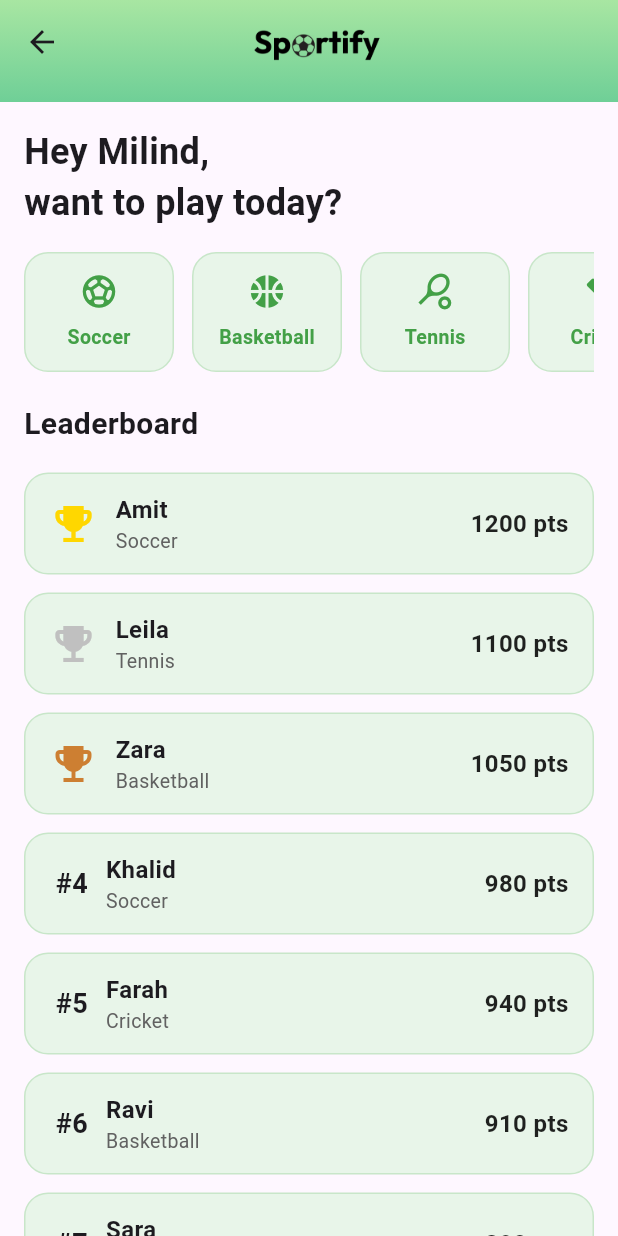
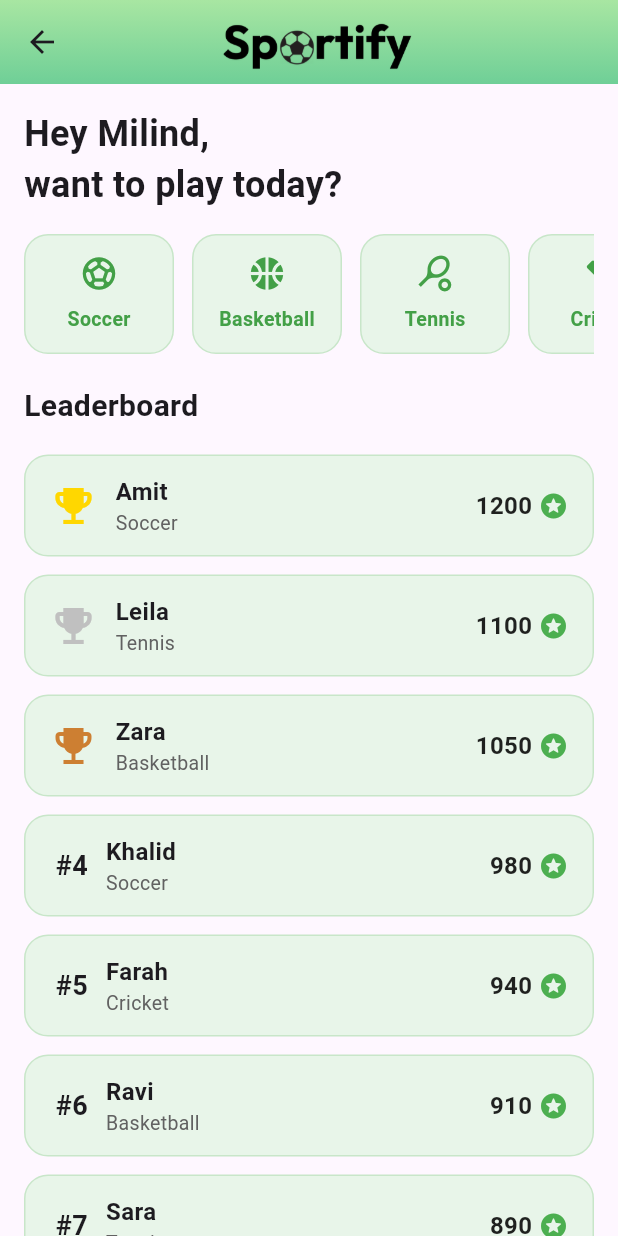
Before and after one commit to m-GDEV/Sportify, a Flutter app: the HomeScreen screen opened directly, on a phone screen of 412 x 824 dp. Run offline on Flutter 3.47's test engine with Material 3 defaults, Android fonts, the phone set to English and light mode, and no system bars; our stand-ins replace firebase_auth, firebase_core, google_generative_ai; accounts and stored records are empty.

Commit message:
small ui changes

```diff
--- a/lib/main.dart
+++ b/lib/main.dart
@@ -10,7 +10,7 @@ import 'screens/profile_page.dart';
 import 'package:firebase_auth/firebase_auth.dart';
 import 'package:firebase_core/firebase_core.dart';
 import 'firebase_options.dart';
-import 'util/api_keys.dart';
+// import 'util/api_keys.dart';
 
 void main() async {
   WidgetsFlutterBinding.ensureInitialized();
@@ -36,7 +36,7 @@ class MyApp extends StatelessWidget {
 }
 
 class MyAppState extends ChangeNotifier {
-  var model = GenerativeModel(model: 'gemini-2.0-flash', apiKey: GEMINI_KEY);
+  var model = GenerativeModel(model: 'gemini-2.0-flash', apiKey: 'tspmo');
 }
 
 class MainNavigation extends StatefulWidget {
--- a/lib/screens/game_screen.dart
+++ b/lib/screens/game_screen.dart
@@ -66,7 +66,7 @@ Widget build(BuildContext context) {
 
   return Scaffold(
         appBar: PreferredSize(
-  preferredSize: const Size.fromHeight(kToolbarHeight + 12),
+  preferredSize: const Size.fromHeight(kToolbarHeight),
   child: Container(
     decoration: const BoxDecoration(
       gradient: LinearGradient(
--- a/lib/screens/home_screen.dart
+++ b/lib/screens/home_screen.dart
@@ -38,7 +38,7 @@ class _HomeScreenState extends State<HomeScreen> {
   Widget build(BuildContext context) {
     return Scaffold(
       appBar: PreferredSize(
-        preferredSize: const Size.fromHeight(kToolbarHeight + 12),
+        preferredSize: const Size.fromHeight(kToolbarHeight),
         child: Container(
           decoration: const BoxDecoration(
             gradient: LinearGradient(
@@ -60,7 +60,7 @@ class _HomeScreenState extends State<HomeScreen> {
                 const SizedBox(width: 10),
                 Image.asset(
                   'lib/assets/Sportify_logo.png',
-                  height: 40,
+                  height: 60,
                 ),
               ],
             ),
--- a/lib/screens/profile_page.dart
+++ b/lib/screens/profile_page.dart
@@ -7,7 +7,7 @@ class ProfilePage extends StatelessWidget {
     final user = dummyUser;
     return Scaffold(
       appBar: PreferredSize(
-        preferredSize: const Size.fromHeight(kToolbarHeight + 12),
+        preferredSize: const Size.fromHeight(kToolbarHeight),
         child: Container(
           decoration: const BoxDecoration(
             gradient: LinearGradient(
--- a/lib/screens/review_locations_screen.dart
+++ b/lib/screens/review_locations_screen.dart
@@ -29,7 +29,7 @@ class ReviewLocationsScreen extends StatelessWidget {
   Widget build(BuildContext context) {
     return Scaffold(
       appBar: PreferredSize(
-        preferredSize: const Size.fromHeight(kToolbarHeight + 12),
+        preferredSize: const Size.fromHeight(kToolbarHeight),
         child: Container(
           decoration: const BoxDecoration(
             gradient: LinearGradient(
--- a/lib/widgets/leaderboard_card.dart
+++ b/lib/widgets/leaderboard_card.dart
@@ -122,12 +122,17 @@ class _LeaderboardEntry extends StatelessWidget {
               ),
             ),
             Text(
-              '$score pts',
+              '$score ',
               style: const TextStyle(
                 fontSize: 16,
                 fontWeight: FontWeight.bold,
                 color: Colors.black87,
               ),
+            ),
+            const Icon(
+              Icons.stars_rounded,
+              color: Colors.green,
+              size: 20,
             ),
           ],
         ),
```
